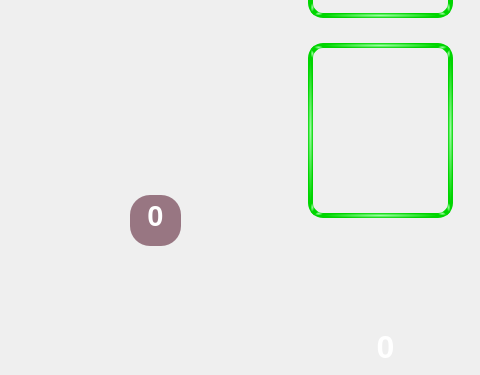
Above: gameinterface.ui from Jeeei/splendor-for-course before the change; both pictures show x 0 to 480 and y 425 to 800 of the 1400 by 800 pixel window. Below: the same form after it.
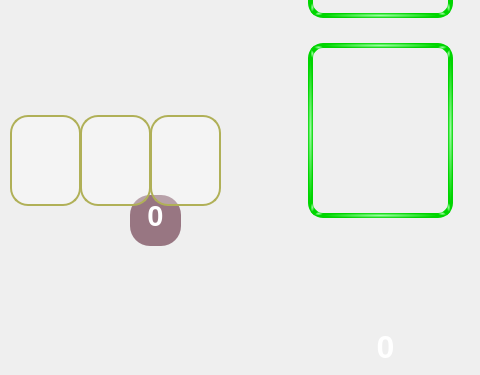
That is the form after the change. Icons and pictures are not drawn.

```diff
--- a/gameinterface.ui
+++ b/gameinterface.ui
@@ -1088,6 +1088,51 @@
 &lt;p align=&quot;center&quot; style=&quot;-qt-paragraph-type:empty; margin-top:0px; margin-bottom:0px; margin-left:0px; margin-right:0px; -qt-block-indent:0; text-indent:0px;&quot;&gt;&lt;br /&gt;&lt;/p&gt;&lt;/body&gt;&lt;/html&gt;</string>
    </property>
   </widget>
+  <widget class="QGraphicsView" name="graphicsView1">
+   <property name="geometry">
+    <rect>
+     <x>10</x>
+     <y>540</y>
+     <width>71</width>
+     <height>91</height>
+    </rect>
+   </property>
+   <property name="styleSheet">
+    <string notr="true">background-color: rgba(255, 255, 254, 80);
+border-radius:18px;
+border:2px solid rgb(176, 176, 87)</string>
+   </property>
+  </widget>
+  <widget class="QGraphicsView" name="graphicsView2">
+   <property name="geometry">
+    <rect>
+     <x>80</x>
+     <y>540</y>
+     <width>71</width>
+     <height>91</height>
+    </rect>
+   </property>
+   <property name="styleSheet">
+    <string notr="true">background-color: rgba(255, 255, 254, 80);
+border-radius:18px;
+border:2px solid rgb(176, 176, 87)</string>
+   </property>
+  </widget>
+  <widget class="QGraphicsView" name="graphicsView3">
+   <property name="geometry">
+    <rect>
+     <x>150</x>
+     <y>540</y>
+     <width>71</width>
+     <height>91</height>
+    </rect>
+   </property>
+   <property name="styleSheet">
+    <string notr="true">background-color: rgba(255, 255, 254, 80);
+border-radius:18px;
+border:2px solid rgb(176, 176, 87)</string>
+   </property>
+  </widget>
   <zorder>background</zorder>
   <zorder>gold_num</zorder>
   <zorder>black_num</zorder>
@@ -1144,6 +1189,9 @@
   <zorder>green_card</zorder>
   <zorder>red_card</zorder>
   <zorder>white_card</zorder>
+  <zorder>graphicsView1</zorder>
+  <zorder>graphicsView2</zorder>
+  <zorder>graphicsView3</zorder>
  </widget>
  <layoutdefault spacing="6" margin="11"/>
  <resources>
```
